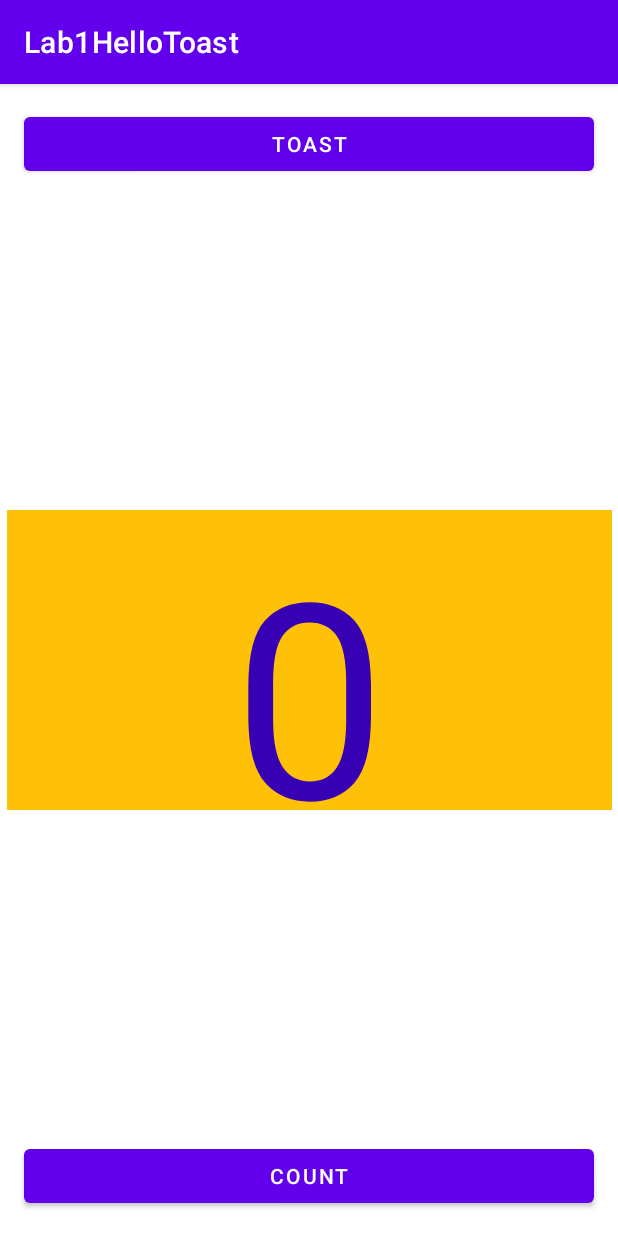
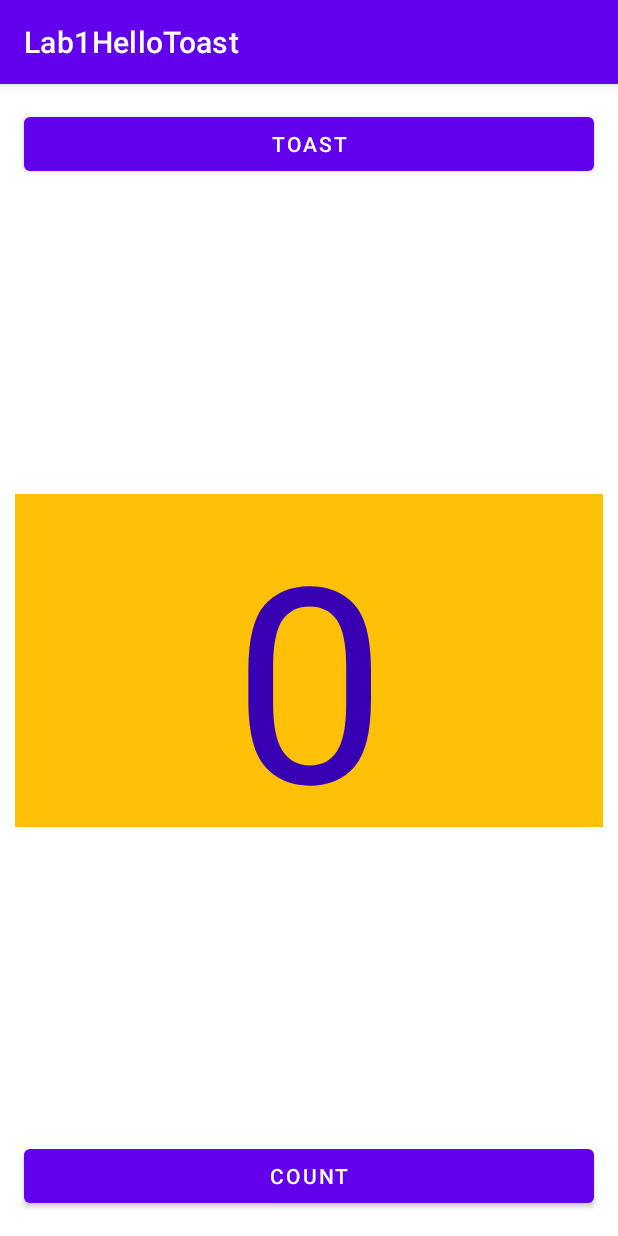
Before and after one commit to Ujjalkoju/Lab1-HelloToast, an Android app: the screen it shows after launch (MainActivity), on a phone screen of 412 x 824 dp. Run offline under Robolectric (Android 15) with nearby library versions, the phone set to English and light mode, and no system bars.

Commit message:
Lab1_Homework 2nd Commit

```diff
--- a/app/src/main/res/layout/activity_main.xml
+++ b/app/src/main/res/layout/activity_main.xml
@@ -41,8 +41,8 @@
 
     <TextView
         android:id="@+id/textView2"
-        android:layout_width="403dp"
-        android:layout_height="200dp"
+        android:layout_width="392dp"
+        android:layout_height="222dp"
         android:background="#FFC107"
         android:gravity="center"
         android:text="0"
```
Also changed, not shown: 9 other files.
